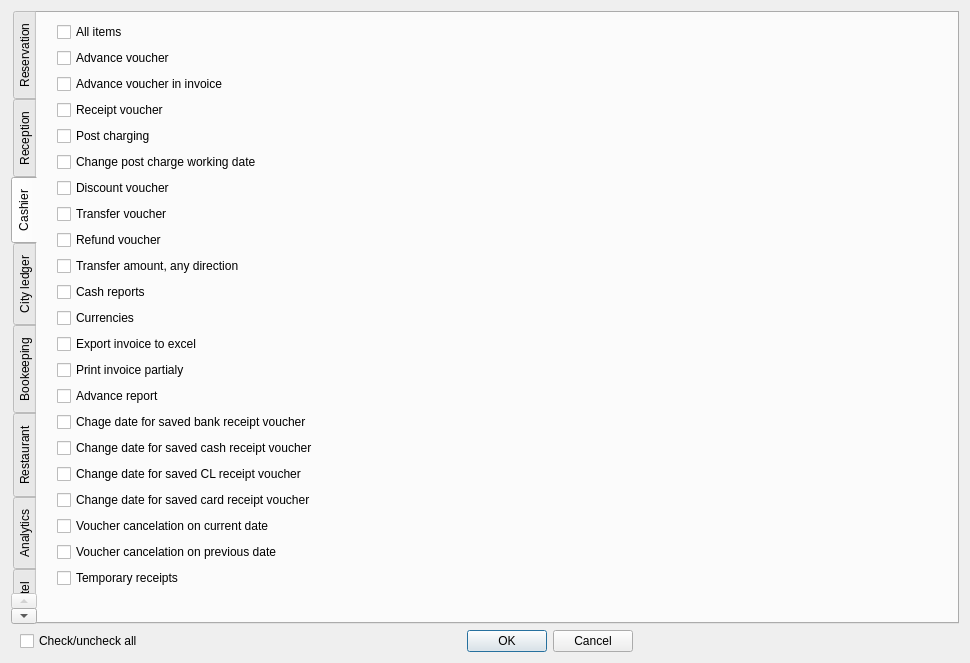
First picture: the form in Resort/dlguserrights.ui, repository End1-1/Resort, before the edit.
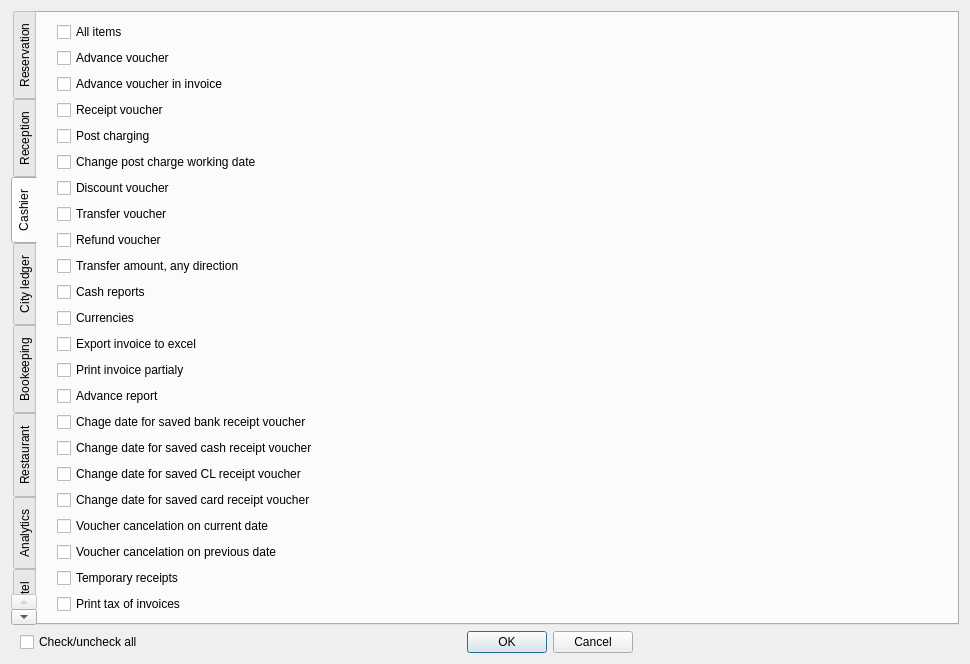
Second picture: the form after the edit. The open tabs and pages were chosen to show the change. Custom widgets are drawn as their Qt base class.

```diff
--- a/Resort/dlguserrights.ui
+++ b/Resort/dlguserrights.ui
@@ -694,6 +694,16 @@
          </property>
         </widget>
        </item>
+       <item>
+        <widget class="EQCheckBox" name="chTaxOfInvoices">
+         <property name="text">
+          <string>Print tax of invoices</string>
+         </property>
+         <property name="Tag" stdset="0">
+          <number>135</number>
+         </property>
+        </widget>
+       </item>
        <item>
         <spacer name="verticalSpacer_3">
          <property name="orientation">
```
Left out of the diff: 2 changed lines with no effect on the pictures.
